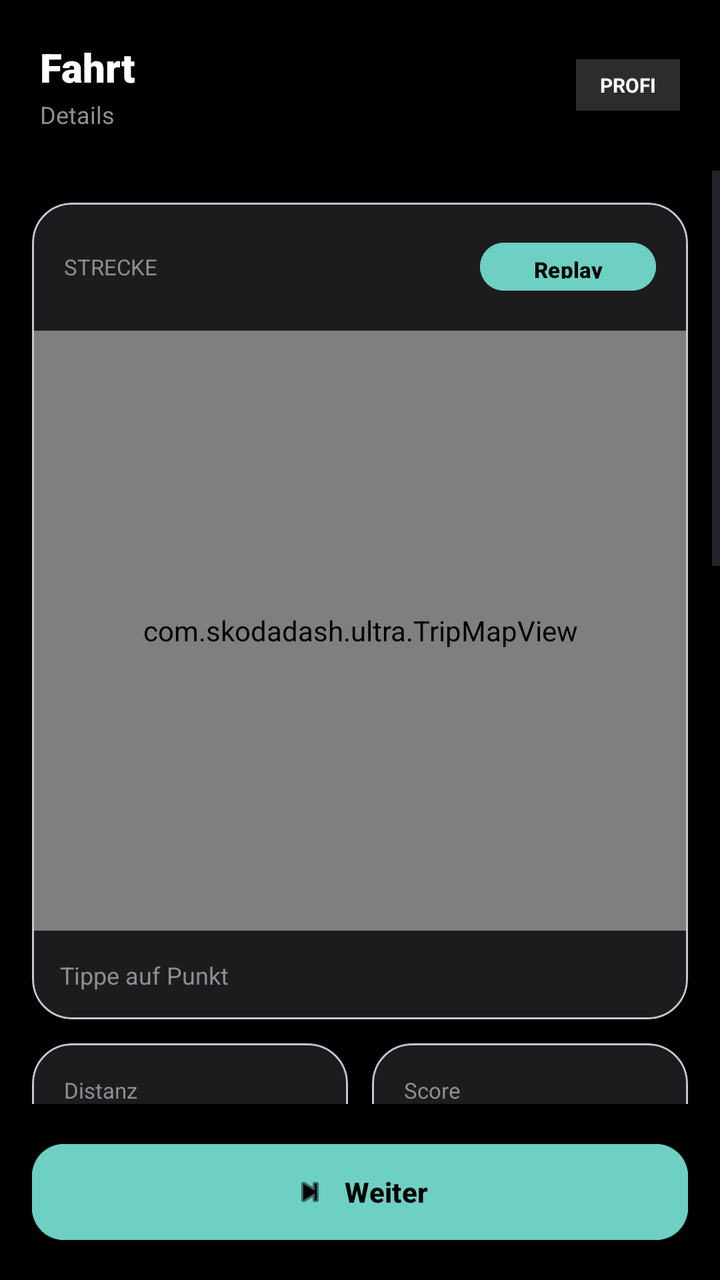
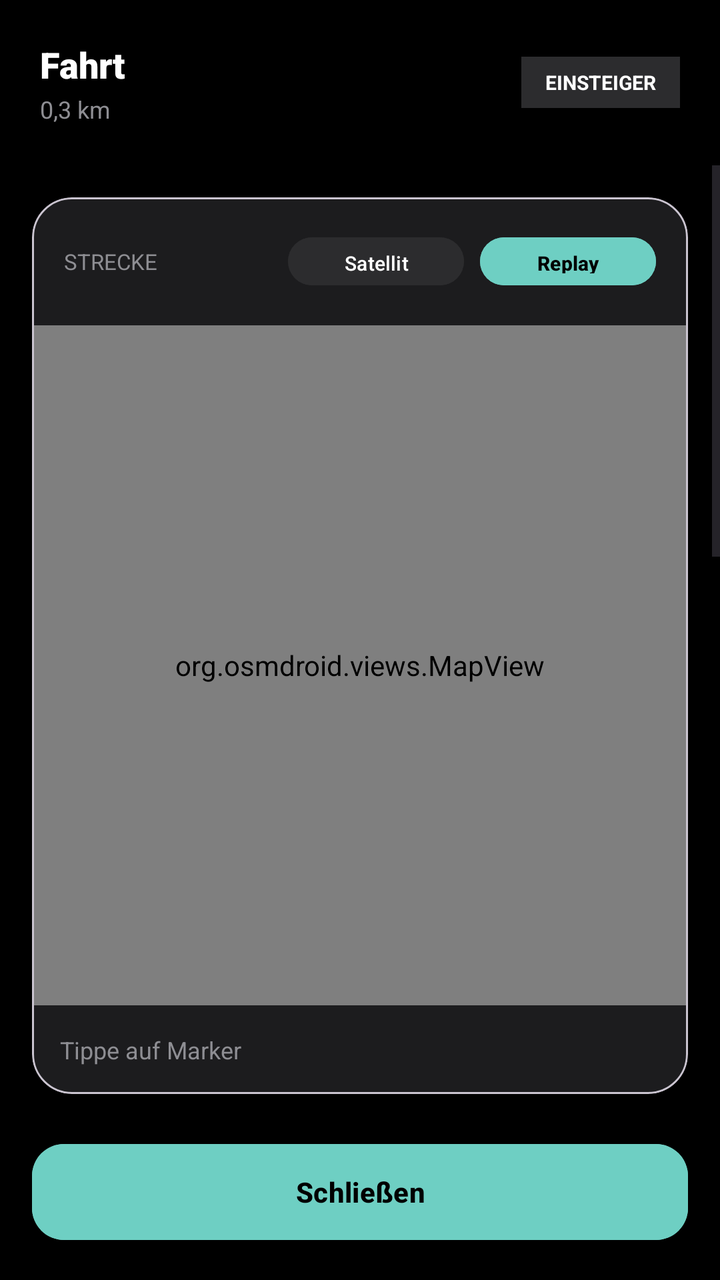

Before-and-after screenshots of an Android layout around one commit, followed by the original layout XML and the change that was made.
<!-- AndroidManifest.xml: activity theme Theme.SkodaDash -->
<!-- res/layout/activity_trip_detail.xml -->
<?xml version="1.0" encoding="utf-8"?>
<LinearLayout xmlns:android="http://schemas.android.com/apk/res/android"
    xmlns:app="http://schemas.android.com/apk/res-auto"
    android:layout_width="match_parent"
    android:layout_height="match_parent"
    android:background="#FF000000"
    android:orientation="vertical">

    <com.google.android.material.appbar.AppBarLayout android:layout_width="match_parent" android:layout_height="wrap_content" android:background="#FF000000" app:elevation="0dp">
        <LinearLayout android:layout_width="match_parent" android:layout_height="wrap_content" android:orientation="horizontal" android:gravity="center_vertical" android:padding="20dp">
            <LinearLayout android:layout_width="0dp" android:layout_height="wrap_content" android:layout_weight="1" android:orientation="vertical">
                <TextView android:id="@+id/tvDetailTitle" android:layout_width="match_parent" android:layout_height="wrap_content" android:text="Fahrt" android:textSize="20sp" android:textStyle="bold" android:textColor="#FFFFFFFF" android:fontFamily="sans-serif-black" />
                <TextView android:id="@+id/tvDetailSubtitle" android:layout_width="match_parent" android:layout_height="wrap_content" android:text="Details" android:textSize="12sp" android:textColor="#FF8E8E93" android:layout_marginTop="2dp" />
            </LinearLayout>
            <TextView android:id="@+id/tvDetailLevel" android:layout_width="wrap_content" android:layout_height="wrap_content" android:text="PROFI" android:textSize="10sp" android:textStyle="bold" android:textColor="#FFFFFFFF" android:background="#FF2C2C2E" android:paddingHorizontal="12dp" android:paddingVertical="6dp" />
        </LinearLayout>
    </com.google.android.material.appbar.AppBarLayout>

    <ScrollView android:layout_width="match_parent" android:layout_height="0dp" android:layout_weight="1">
        <LinearLayout android:layout_width="match_parent" android:layout_height="wrap_content" android:orientation="vertical" android:padding="16dp">

            <com.google.android.material.card.MaterialCardView android:layout_width="match_parent" android:layout_height="wrap_content" app:cardCornerRadius="20dp" app:cardElevation="0dp" android:backgroundTint="#FF1C1C1E" android:layout_marginBottom="12dp">
                <LinearLayout android:layout_width="match_parent" android:layout_height="wrap_content" android:orientation="vertical">
                    <LinearLayout android:layout_width="match_parent" android:layout_height="wrap_content" android:orientation="horizontal" android:gravity="center_vertical" android:padding="16dp" android:paddingBottom="8dp">
                        <TextView android:layout_width="0dp" android:layout_height="wrap_content" android:layout_weight="1" android:text="Strecke" android:textSize="11sp" android:textAllCaps="true" android:textColor="#FF8E8E93" />
                        <com.google.android.material.button.MaterialButton android:id="@+id/btnReplay" android:layout_width="wrap_content" android:layout_height="32dp" android:text="Replay" app:cornerRadius="12dp" android:textSize="11sp" android:backgroundTint="#FF6ECFC3" android:textColor="#FF000000" app:elevation="0dp" android:textStyle="bold" />
                    </LinearLayout>
                    <com.skodadash.ultra.TripMapView android:id="@+id/mapView" android:layout_width="match_parent" android:layout_height="300dp" android:background="#FF1C1C1E" />
                    <TextView android:id="@+id/tvSelectedEvent" android:layout_width="match_parent" android:layout_height="wrap_content" android:text="Tippe auf Punkt" android:textSize="12sp" android:textColor="#FF8E8E93" android:padding="14dp" />
                    <TextView android:id="@+id/tvReplayInfo" android:layout_width="match_parent" android:layout_height="wrap_content" android:text="" android:textSize="11sp" android:textColor="#FF6ECFC3" android:padding="12dp" android:visibility="gone" />
                </LinearLayout>
            </com.google.android.material.card.MaterialCardView>

            <LinearLayout android:layout_width="match_parent" android:layout_height="wrap_content" android:orientation="horizontal" android:layout_marginBottom="12dp">
                <com.google.android.material.card.MaterialCardView android:layout_width="0dp" android:layout_height="100dp" android:layout_weight="1" app:cardCornerRadius="20dp" app:cardElevation="0dp" android:backgroundTint="#FF1C1C1E" android:layout_marginEnd="6dp">
                    <LinearLayout android:layout_width="match_parent" android:layout_height="match_parent" android:orientation="vertical" android:padding="16dp">
                        <TextView android:layout_width="wrap_content" android:layout_height="wrap_content" android:text="Distanz" android:textSize="11sp" android:textColor="#FF8E8E93" />
                        <TextView android:id="@+id/tvDetailStats" android:layout_width="match_parent" android:layout_height="wrap_content" android:textSize="14sp" android:textColor="#FFFFFFFF" android:lineSpacingExtra="3dp" android:layout_marginTop="8dp" />
                    </LinearLayout>
                </com.google.android.material.card.MaterialCardView>
                <com.google.android.material.card.MaterialCardView android:layout_width="0dp" android:layout_height="100dp" android:layout_weight="1" app:cardCornerRadius="20dp" app:cardElevation="0dp" android:backgroundTint="#FF1C1C1E" android:layout_marginStart="6dp">
                    <LinearLayout android:layout_width="match_parent" android:layout_height="match_parent" android:orientation="vertical" android:padding="16dp">
                        <TextView android:layout_width="wrap_content" android:layout_height="wrap_content" android:text="Score" android:textSize="11sp" android:textColor="#FF8E8E93" />
                        <TextView android:id="@+id/tvDetailScores" android:layout_width="match_parent" android:layout_height="wrap_content" android:textSize="14sp" android:textColor="#FFFFFFFF" android:lineSpacingExtra="3dp" android:layout_marginTop="8dp" />
                    </LinearLayout>
                </com.google.android.material.card.MaterialCardView>
            </LinearLayout>

            <com.google.android.material.card.MaterialCardView android:layout_width="match_parent" android:layout_height="wrap_content" app:cardCornerRadius="20dp" app:cardElevation="0dp" android:backgroundTint="#FF1C1C1E" android:layout_marginBottom="12dp">
                <LinearLayout android:layout_width="match_parent" android:layout_height="wrap_content" android:orientation="vertical" android:padding="16dp">
                    <TextView android:layout_width="match_parent" android:layout_height="wrap_content" android:text="Kosten &amp; Analyse" android:textSize="11sp" android:textAllCaps="true" android:textColor="#FF8E8E93" android:layout_marginBottom="10dp" />
                    <TextView android:id="@+id/tvCostDetail" android:layout_width="match_parent" android:layout_height="wrap_content" android:textSize="12sp" android:textColor="#FFFFFFFF" android:lineSpacingExtra="3dp" android:layout_marginBottom="10dp" />
                    <TextView android:id="@+id/tvBehavior" android:layout_width="match_parent" android:layout_height="wrap_content" android:textSize="12sp" android:textColor="#FF8E8E93" android:lineSpacingExtra="3dp" />
                </LinearLayout>
            </com.google.android.material.card.MaterialCardView>

            <com.google.android.material.card.MaterialCardView android:layout_width="match_parent" android:layout_height="wrap_content" app:cardCornerRadius="20dp" app:cardElevation="0dp" android:backgroundTint="#FF1C1C1E" android:layout_marginBottom="12dp">
                <LinearLayout android:layout_width="match_parent" android:layout_height="wrap_content" android:orientation="vertical" android:padding="16dp">
                    <TextView android:layout_width="match_parent" android:layout_height="wrap_content" android:text="Notiz" android:textSize="11sp" android:textAllCaps="true" android:textColor="#FF8E8E93" android:layout_marginBottom="10dp" />
                    <com.google.android.material.textfield.TextInputLayout android:layout_width="match_parent" android:layout_height="wrap_content" android:hint="Name" app:boxCornerRadiusTopStart="12dp" app:boxCornerRadiusTopEnd="12dp" app:boxCornerRadiusBottomStart="12dp" app:boxCornerRadiusBottomEnd="12dp" android:layout_marginBottom="10dp" style="@style/Widget.Material3.TextInputLayout.OutlinedBox" app:boxStrokeColor="#FF2C2C2E" app:hintTextColor="#FF8E8E93">
                        <com.google.android.material.textfield.TextInputEditText android:id="@+id/etCustomName" android:layout_width="match_parent" android:layout_height="wrap_content" android:textSize="13sp" android:textColor="#FFFFFFFF" />
                    </com.google.android.material.textfield.TextInputLayout>
                    <com.google.android.material.textfield.TextInputLayout android:layout_width="match_parent" android:layout_height="wrap_content" android:hint="Notiz" app:boxCornerRadiusTopStart="12dp" app:boxCornerRadiusTopEnd="12dp" app:boxCornerRadiusBottomStart="12dp" app:boxCornerRadiusBottomEnd="12dp" android:layout_marginBottom="10dp" style="@style/Widget.Material3.TextInputLayout.OutlinedBox" app:boxStrokeColor="#FF2C2C2E" app:hintTextColor="#FF8E8E93">
                        <com.google.android.material.textfield.TextInputEditText android:id="@+id/etNotes" android:layout_width="match_parent" android:layout_height="wrap_content" android:textSize="13sp" android:textColor="#FFFFFFFF" />
                    </com.google.android.material.textfield.TextInputLayout>
                    <com.google.android.material.button.MaterialButton android:id="@+id/btnSaveNote" android:layout_width="match_parent" android:layout_height="44dp" android:text="Speichern" app:cornerRadius="12dp" android:backgroundTint="#FF6ECFC3" android:textColor="#FF000000" android:textStyle="bold" />
                </LinearLayout>
            </com.google.android.material.card.MaterialCardView>

            <com.google.android.material.card.MaterialCardView android:layout_width="match_parent" android:layout_height="wrap_content" app:cardCornerRadius="20dp" app:cardElevation="0dp" android:backgroundTint="#FF1C1C1E" android:layout_marginBottom="12dp">
                <LinearLayout android:layout_width="match_parent" android:layout_height="wrap_content" android:orientation="vertical" android:padding="16dp">
                    <TextView android:layout_width="match_parent" android:layout_height="wrap_content" android:text="Events" android:textSize="11sp" android:textAllCaps="true" android:textColor="#FF8E8E93" android:layout_marginBottom="8dp" />
                    <TextView android:id="@+id/tvDetailEvents" android:layout_width="match_parent" android:layout_height="wrap_content" android:textSize="12sp" android:textColor="#FFFFFFFF" android:lineSpacingExtra="3dp" />
                </LinearLayout>
            </com.google.android.material.card.MaterialCardView>

            <LinearLayout android:layout_width="match_parent" android:layout_height="wrap_content" android:orientation="horizontal" android:layout_marginBottom="8dp">
                <com.google.android.material.button.MaterialButton android:id="@+id/btnOpenMaps" android:layout_width="0dp" android:layout_height="44dp" android:layout_weight="1" android:text="Maps" app:cornerRadius="12dp" android:backgroundTint="#FF1C1C1E" android:textColor="#FFFFFFFF" android:layout_marginEnd="4dp" />
                <com.google.android.material.button.MaterialButton android:id="@+id/btnShareTrip" android:layout_width="0dp" android:layout_height="44dp" android:layout_weight="1" android:text="Teilen" app:cornerRadius="12dp" android:backgroundTint="#FF1C1C1E" android:textColor="#FFFFFFFF" android:layout_marginEnd="4dp" />
                <com.google.android.material.button.MaterialButton android:id="@+id/btnExportGpx" android:layout_width="0dp" android:layout_height="44dp" android:layout_weight="1" android:text="GPX" app:cornerRadius="12dp" android:backgroundTint="#FF1C1C1E" android:textColor="#FFFFFFFF" />
            </LinearLayout>

            <com.google.android.material.button.MaterialButton android:id="@+id/btnDeleteTrip" android:layout_width="match_parent" android:layout_height="44dp" android:text="Löschen" app:cornerRadius="12dp" android:backgroundTint="#FF1C1C1E" android:textColor="#FFFF3B30" />

        </LinearLayout>
    </ScrollView>

    <com.google.android.material.button.MaterialButton android:id="@+id/btnClose" android:layout_width="match_parent" android:layout_height="56dp" android:text="Weiter" android:layout_margin="16dp" app:cornerRadius="16dp" android:backgroundTint="#FF6ECFC3" android:textColor="#FF000000" android:textStyle="bold" app:icon="@android:drawable/ic_media_next" app:iconGravity="textStart" />

</LinearLayout>
<!-- resources referenced by this layout -->
<resources>
  <style name="Theme.SkodaDash" parent="Theme.Material3.DayNight.NoActionBar">
          <item name="colorPrimary">@color/accent_teal</item>
          <item name="colorPrimaryVariant">@color/accent_teal_dark</item>
          <item name="colorOnPrimary">@color/black</item>
          <item name="colorSecondary">@color/card_dark</item>
          <item name="colorSecondaryVariant">@color/card_dark3</item>
          <item name="colorOnSecondary">@color/white</item>
          <item name="android:colorBackground">@color/background_dark</item>
          <item name="colorOnBackground">@color/white</item>
          <item name="colorSurface">@color/card_dark</item>
          <item name="colorOnSurface">@color/white</item>
          <item name="colorSurfaceVariant">@color/card_dark3</item>
          <item name="colorOnSurfaceVariant">@color/text_gray</item>
          <item name="colorOutline">@color/card_border_dark</item>
          <item name="android:statusBarColor">@color/background_dark</item>
          <item name="android:navigationBarColor">@color/background_dark</item>
          <item name="android:windowLightStatusBar">false</item>
          <item name="android:windowLightNavigationBar">false</item>
      </style>
  <color name="accent_teal">#FF6ECFC3</color>
  <color name="accent_teal_dark">#FF5AC8BE</color>
  <color name="black">#FF000000</color>
  <color name="card_dark">#FF1C1C1E</color>
  <color name="card_dark3">#FF2C2C2E</color>
  <color name="white">#FFFFFFFF</color>
  <color name="background_dark">#FF000000</color>
  <color name="text_gray">#FF9E9E9E</color>
  <color name="card_border_dark">#FF2C2C2E</color>
</resources>

<!-- the commit's change to res/layout/activity_trip_detail.xml (unified diff, before → after) -->
@@ -9,39 +9,62 @@
     <com.google.android.material.appbar.AppBarLayout android:layout_width="match_parent" android:layout_height="wrap_content" android:background="#FF000000" app:elevation="0dp">
         <LinearLayout android:layout_width="match_parent" android:layout_height="wrap_content" android:orientation="horizontal" android:gravity="center_vertical" android:padding="20dp">
             <LinearLayout android:layout_width="0dp" android:layout_height="wrap_content" android:layout_weight="1" android:orientation="vertical">
-                <TextView android:id="@+id/tvDetailTitle" android:layout_width="match_parent" android:layout_height="wrap_content" android:text="Fahrt" android:textSize="20sp" android:textStyle="bold" android:textColor="#FFFFFFFF" android:fontFamily="sans-serif-black" />
-                <TextView android:id="@+id/tvDetailSubtitle" android:layout_width="match_parent" android:layout_height="wrap_content" android:text="Details" android:textSize="12sp" android:textColor="#FF8E8E93" android:layout_marginTop="2dp" />
+                <TextView android:id="@+id/tvDetailTitle" android:layout_width="match_parent" android:layout_height="wrap_content" android:text="Fahrt" android:textSize="18sp" android:textStyle="bold" android:textColor="#FFFFFFFF" android:fontFamily="sans-serif-black" />
+                <TextView android:id="@+id/tvDetailSubtitle" android:layout_width="match_parent" android:layout_height="wrap_content" android:text="0,3 km" android:textSize="12sp" android:textColor="#FF8E8E93" android:layout_marginTop="2dp" />
             </LinearLayout>
-            <TextView android:id="@+id/tvDetailLevel" android:layout_width="wrap_content" android:layout_height="wrap_content" android:text="PROFI" android:textSize="10sp" android:textStyle="bold" android:textColor="#FFFFFFFF" android:background="#FF2C2C2E" android:paddingHorizontal="12dp" android:paddingVertical="6dp" />
+            <TextView android:id="@+id/tvDetailLevel" android:layout_width="wrap_content" android:layout_height="wrap_content" android:text="EINSTEIGER" android:textSize="10sp" android:textStyle="bold" android:textColor="#FFFFFFFF" android:background="#FF2C2C2E" android:paddingHorizontal="12dp" android:paddingVertical="6dp" />
         </LinearLayout>
     </com.google.android.material.appbar.AppBarLayout>
 
     <ScrollView android:layout_width="match_parent" android:layout_height="0dp" android:layout_weight="1">
         <LinearLayout android:layout_width="match_parent" android:layout_height="wrap_content" android:orientation="vertical" android:padding="16dp">
 
+            
             <com.google.android.material.card.MaterialCardView android:layout_width="match_parent" android:layout_height="wrap_content" app:cardCornerRadius="20dp" app:cardElevation="0dp" android:backgroundTint="#FF1C1C1E" android:layout_marginBottom="12dp">
                 <LinearLayout android:layout_width="match_parent" android:layout_height="wrap_content" android:orientation="vertical">
                     <LinearLayout android:layout_width="match_parent" android:layout_height="wrap_content" android:orientation="horizontal" android:gravity="center_vertical" android:padding="16dp" android:paddingBottom="8dp">
                         <TextView android:layout_width="0dp" android:layout_height="wrap_content" android:layout_weight="1" android:text="Strecke" android:textSize="11sp" android:textAllCaps="true" android:textColor="#FF8E8E93" />
-                        <com.google.android.material.button.MaterialButton android:id="@+id/btnReplay" android:layout_width="wrap_content" android:layout_height="32dp" android:text="Replay" app:cornerRadius="12dp" android:textSize="11sp" android:backgroundTint="#FF6ECFC3" android:textColor="#FF000000" app:elevation="0dp" android:textStyle="bold" />
+                        <com.google.android.material.button.MaterialButton android:id="@+id/btnToggleMap" android:layout_width="wrap_content" android:layout_height="32dp" android:text="Satellit" app:cornerRadius="12dp" android:textSize="10sp" android:backgroundTint="#FF2C2C2E" android:textColor="#FFFFFFFF" app:elevation="0dp" android:layout_marginEnd="8dp" />
+                        <com.google.android.material.button.MaterialButton android:id="@+id/btnReplay" android:layout_width="wrap_content" android:layout_height="32dp" android:text="Replay" app:cornerRadius="12dp" android:textSize="10sp" android:backgroundTint="#FF6ECFC3" android:textColor="#FF000000" app:elevation="0dp" android:textStyle="bold" />
                     </LinearLayout>
-                    <com.skodadash.ultra.TripMapView android:id="@+id/mapView" android:layout_width="match_parent" android:layout_height="300dp" android:background="#FF1C1C1E" />
-                    <TextView android:id="@+id/tvSelectedEvent" android:layout_width="match_parent" android:layout_height="wrap_content" android:text="Tippe auf Punkt" android:textSize="12sp" android:textColor="#FF8E8E93" android:padding="14dp" />
+
+                    <FrameLayout android:layout_width="match_parent" android:layout_height="340dp">
+                        
+                        <org.osmdroid.views.MapView
+                            android:id="@+id/mapSatellite"
+                            android:layout_width="match_parent"
+                            android:layout_height="match_parent"
+                            android:clipToOutline="true" />
+
+                        
+                        <com.skodadash.ultra.TripMapView
+                            android:id="@+id/mapView"
+                            android:layout_width="match_parent"
+                            android:layout_height="match_parent"
+                            android:background="#00000000"
+                            android:visibility="gone" />
+
+                        
+                        <View android:id="@+id/viewReplayDot" android:layout_width="16dp" android:layout_height="16dp" android:background="#FF6ECFC3" android:visibility="gone" />
+                    </FrameLayout>
+
+                    <TextView android:id="@+id/tvSelectedEvent" android:layout_width="match_parent" android:layout_height="wrap_content" android:text="Tippe auf Marker" android:textSize="12sp" android:textColor="#FF8E8E93" android:padding="14dp" />
                     <TextView android:id="@+id/tvReplayInfo" android:layout_width="match_parent" android:layout_height="wrap_content" android:text="" android:textSize="11sp" android:textColor="#FF6ECFC3" android:padding="12dp" android:visibility="gone" />
                 </LinearLayout>
             </com.google.android.material.card.MaterialCardView>
 
+            
             <LinearLayout android:layout_width="match_parent" android:layout_height="wrap_content" android:orientation="horizontal" android:layout_marginBottom="12dp">
-                <com.google.android.material.card.MaterialCardView android:layout_width="0dp" android:layout_height="100dp" android:layout_weight="1" app:cardCornerRadius="20dp" app:cardElevation="0dp" android:backgroundTint="#FF1C1C1E" android:layout_marginEnd="6dp">
-                    <LinearLayout android:layout_width="match_parent" android:layout_height="match_parent" android:orientation="vertical" android:padding="16dp">
+                <com.google.android.material.card.MaterialCardView android:layout_width="0dp" android:layout_height="wrap_content" android:layout_weight="1" app:cardCornerRadius="20dp" app:cardElevation="0dp" android:backgroundTint="#FF1C1C1E" android:layout_marginEnd="6dp">
+                    <LinearLayout android:layout_width="match_parent" android:layout_height="wrap_content" android:orientation="vertical" android:padding="16dp">
                         <TextView android:layout_width="wrap_content" android:layout_height="wrap_content" android:text="Distanz" android:textSize="11sp" android:textColor="#FF8E8E93" />
-                        <TextView android:id="@+id/tvDetailStats" android:layout_width="match_parent" android:layout_height="wrap_content" android:textSize="14sp" android:textColor="#FFFFFFFF" android:lineSpacingExtra="3dp" android:layout_marginTop="8dp" />
+                        <TextView android:id="@+id/tvDetailStats" android:layout_width="match_parent" android:layout_height="wrap_content" android:textSize="13sp" android:textColor="#FFFFFFFF" android:lineSpacingExtra="3dp" android:layout_marginTop="8dp" />
                     </LinearLayout>
                 </com.google.android.material.card.MaterialCardView>
-                <com.google.android.material.card.MaterialCardView android:layout_width="0dp" android:layout_height="100dp" android:layout_weight="1" app:cardCornerRadius="20dp" app:cardElevation="0dp" android:backgroundTint="#FF1C1C1E" android:layout_marginStart="6dp">
-                    <LinearLayout android:layout_width="match_parent" android:layout_height="match_parent" android:orientation="vertical" android:padding="16dp">
+                <com.google.android.material.card.MaterialCardView android:layout_width="0dp" android:layout_height="wrap_content" android:layout_weight="1" app:cardCornerRadius="20dp" app:cardElevation="0dp" android:backgroundTint="#FF1C1C1E" android:layout_marginStart="6dp">
+                    <LinearLayout android:layout_width="match_parent" android:layout_height="wrap_content" android:orientation="vertical" android:padding="16dp">
                         <TextView android:layout_width="wrap_content" android:layout_height="wrap_content" android:text="Score" android:textSize="11sp" android:textColor="#FF8E8E93" />
-                        <TextView android:id="@+id/tvDetailScores" android:layout_width="match_parent" android:layout_height="wrap_content" android:textSize="14sp" android:textColor="#FFFFFFFF" android:lineSpacingExtra="3dp" android:layout_marginTop="8dp" />
+                        <TextView android:id="@+id/tvDetailScores" android:layout_width="match_parent" android:layout_height="wrap_content" android:textSize="13sp" android:textColor="#FFFFFFFF" android:lineSpacingExtra="3dp" android:layout_marginTop="8dp" />
                     </LinearLayout>
                 </com.google.android.material.card.MaterialCardView>
             </LinearLayout>
@@ -80,11 +103,11 @@
                 <com.google.android.material.button.MaterialButton android:id="@+id/btnExportGpx" android:layout_width="0dp" android:layout_height="44dp" android:layout_weight="1" android:text="GPX" app:cornerRadius="12dp" android:backgroundTint="#FF1C1C1E" android:textColor="#FFFFFFFF" />
             </LinearLayout>
 
-            <com.google.android.material.button.MaterialButton android:id="@+id/btnDeleteTrip" android:layout_width="match_parent" android:layout_height="44dp" android:text="Löschen" app:cornerRadius="12dp" android:backgroundTint="#FF1C1C1E" android:textColor="#FFFF3B30" />
+            <com.google.android.material.button.MaterialButton android:id="@+id/btnDeleteTrip" android:layout_width="match_parent" android:layout_height="44dp" android:text="Löschen" app:cornerRadius="12dp" android:backgroundTint="#FF1C1C1E" android:textColor="#FFFF3B30" android:layout_marginBottom="12dp" />
 
         </LinearLayout>
     </ScrollView>
 
-    <com.google.android.material.button.MaterialButton android:id="@+id/btnClose" android:layout_width="match_parent" android:layout_height="56dp" android:text="Weiter" android:layout_margin="16dp" app:cornerRadius="16dp" android:backgroundTint="#FF6ECFC3" android:textColor="#FF000000" android:textStyle="bold" app:icon="@android:drawable/ic_media_next" app:iconGravity="textStart" />
+    <com.google.android.material.button.MaterialButton android:id="@+id/btnClose" android:layout_width="match_parent" android:layout_height="56dp" android:text="Schließen" android:layout_margin="16dp" app:cornerRadius="16dp" android:backgroundTint="#FF6ECFC3" android:textColor="#FF000000" android:textStyle="bold" />
 
 </LinearLayout>
